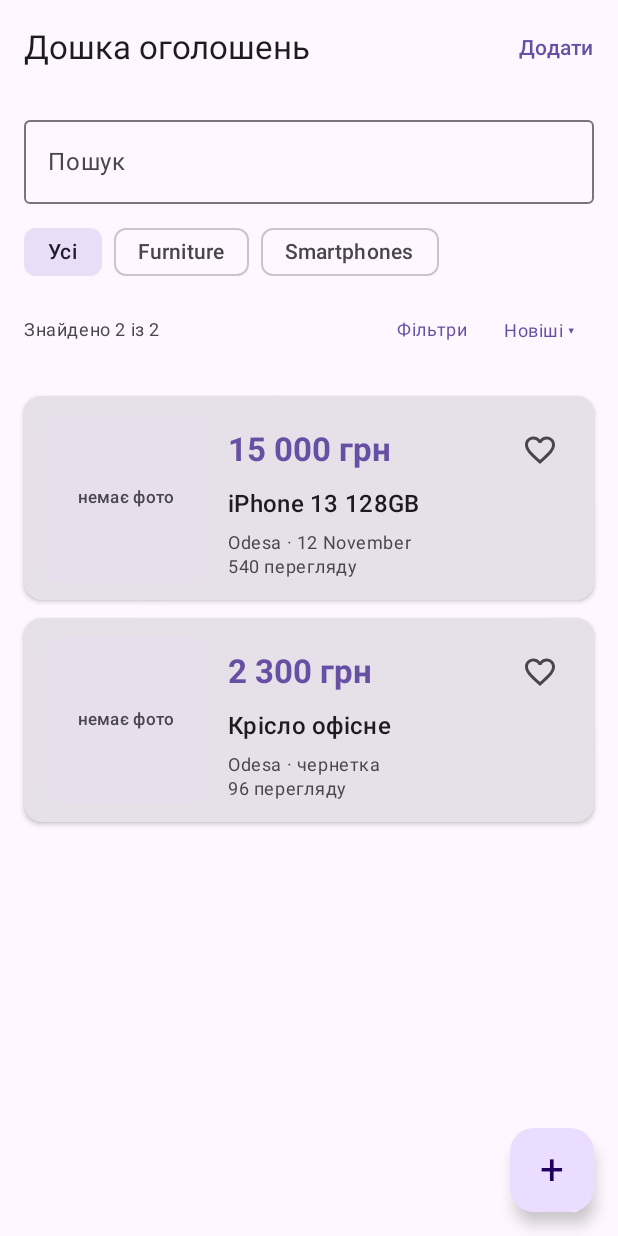
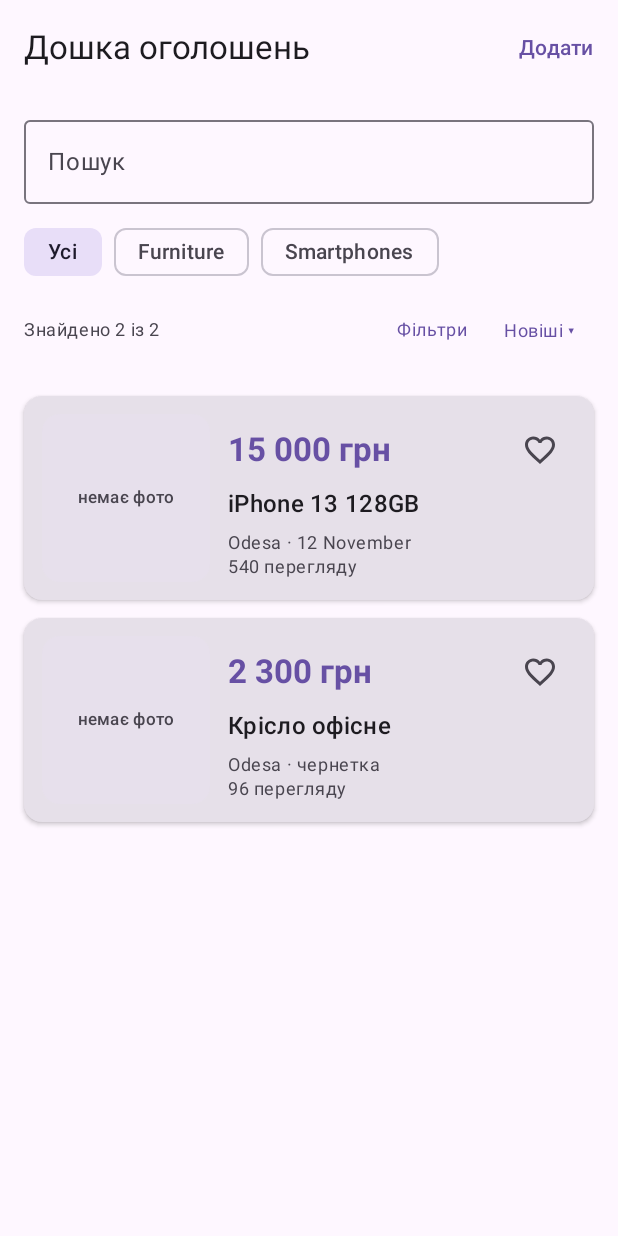
Before and after one commit to sstr-okkt/ad-board-app, an Android app built with Jetpack Compose: the @Preview function AdListContentPreview, on a phone screen of 412 x 824 dp. Run offline under Robolectric (Android 15) with nearby library versions, the phone set to English and light mode, and no system bars; pictures from the network do not load.

Commit message:
refactor: remove add ad button

```diff
--- a/app/src/main/java/com/example/adboardapp/ui/AdListScreen.kt
+++ b/app/src/main/java/com/example/adboardapp/ui/AdListScreen.kt
@@ -27,7 +27,6 @@ import androidx.compose.material3.DropdownMenu
 import androidx.compose.material3.DropdownMenuItem
 import androidx.compose.material3.ExperimentalMaterial3Api
 import androidx.compose.material3.FilterChip
-import androidx.compose.material3.FloatingActionButton
 import androidx.compose.material3.MaterialTheme
 import androidx.compose.material3.ModalBottomSheet
 import androidx.compose.material3.OutlinedButton
@@ -109,11 +108,6 @@ fun AdListContent(
                 }
             )
         },
-        floatingActionButton = {
-            FloatingActionButton(onClick = onAddClick) {
-                Text("+", style = MaterialTheme.typography.headlineMedium)
-            }
-        }
     ) { innerPadding ->
         Box(
             modifier = Modifier
--- a/app/src/main/java/com/example/adboardapp/ui/MyAdsScreen.kt
+++ b/app/src/main/java/com/example/adboardapp/ui/MyAdsScreen.kt
@@ -19,7 +19,6 @@ import androidx.compose.material3.AlertDialog
 import androidx.compose.material3.Button
 import androidx.compose.material3.CircularProgressIndicator
 import androidx.compose.material3.ExperimentalMaterial3Api
-import androidx.compose.material3.FloatingActionButton
 import androidx.compose.material3.MaterialTheme
 import androidx.compose.material3.PrimaryTabRow
 import androidx.compose.material3.Scaffold
@@ -119,11 +118,6 @@ fun MyAdsContent(
                 }
             )
         },
-        floatingActionButton = {
-            FloatingActionButton(onClick = onAddClick) {
-                Text("+", style = MaterialTheme.typography.headlineMedium)
-            }
-        }
     ) { innerPadding ->
         Box(
             modifier = Modifier
```
